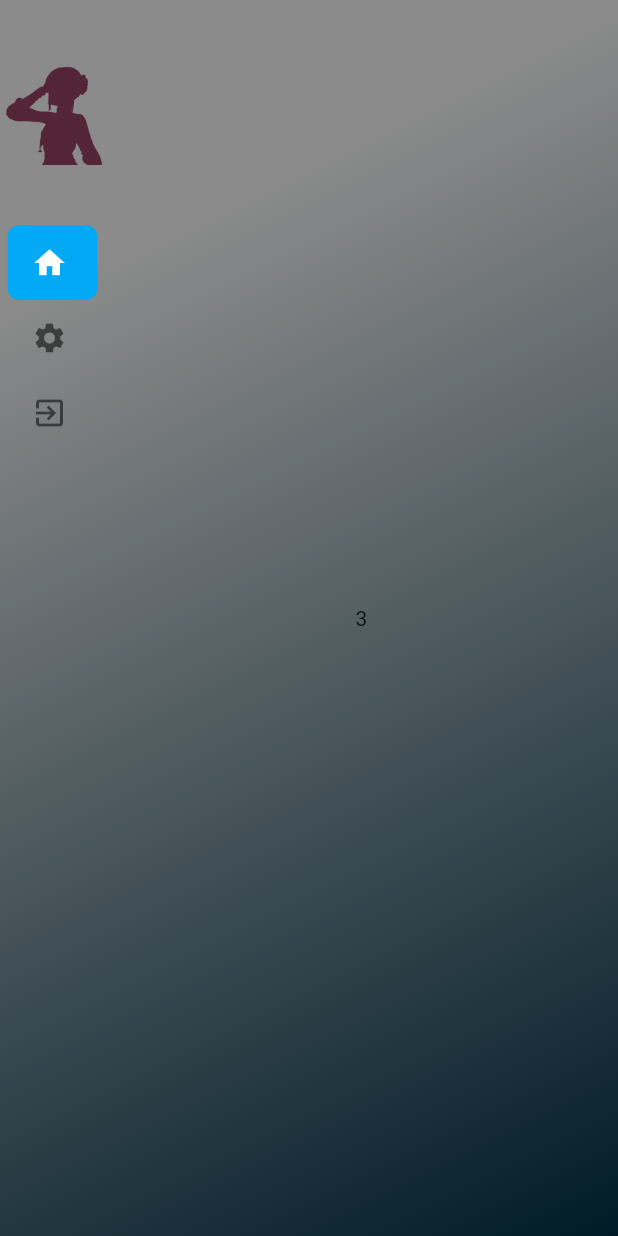
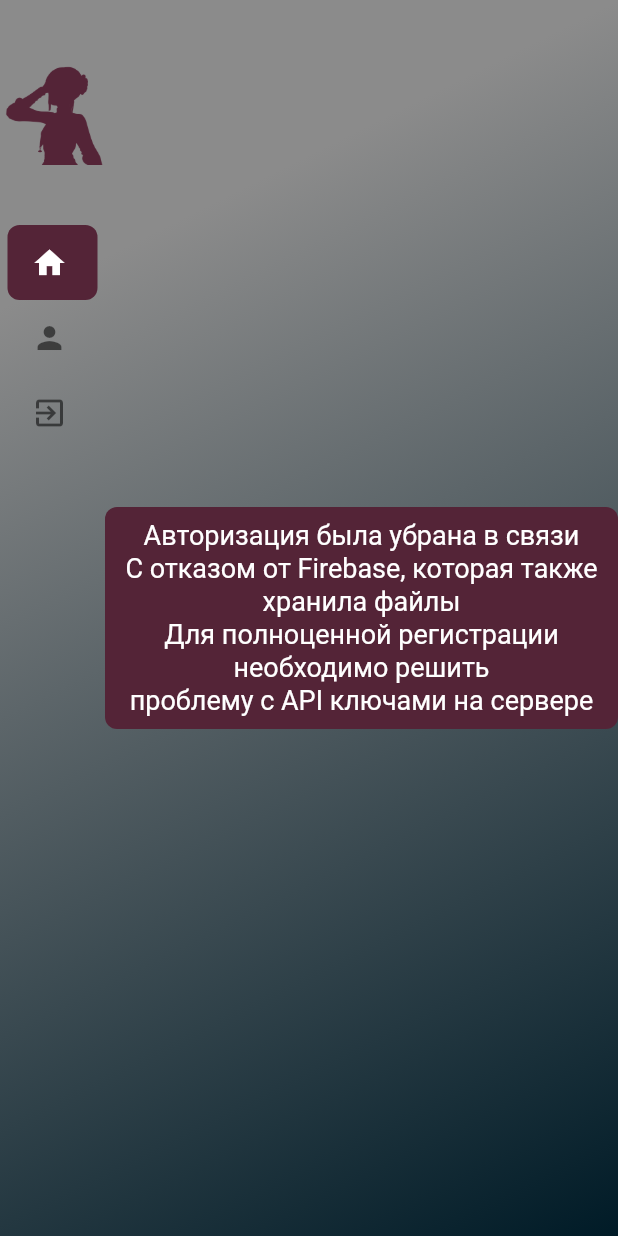
Before and after one commit to NEKO-Curator/interfaces_fedorov_nao, a Flutter app: the screen it shows after launch, swiped to page 3, on a phone screen of 412 x 824 dp. Run offline on Flutter 3.47's test engine with Material 2 defaults, Android fonts, the phone set to English and light mode, and no system bars; drawn by our look-alikes of easy_sidemenu; our stand-ins replace formz, image_picker; missing offline and left inert: dart:html; project files that could hold a hidden picture were left out.

Commit message:
fix: favicons, presentaion fix

```diff
--- a/lib/constants.dart
+++ b/lib/constants.dart
@@ -1,4 +1,4 @@
 class ApiConstants {
-  static String baseUrl = 'http://hentai.ninja';
+  static String baseUrl = 'http://195.140.146.196/api/v1';
   static String imageSearch = '/search';
 }
--- a/lib/presentation/pages/image_searcher/widgets/image_picker_web.dart
+++ b/lib/presentation/pages/image_searcher/widgets/image_picker_web.dart
@@ -10,6 +10,7 @@ import 'package:http/http.dart' as http;
 import 'package:flutter/material.dart';
 import 'package:interfaces_fedorov_coursework_nao/constants.dart';
 import 'package:interfaces_fedorov_coursework_nao/presentation/pages/image_searcher/widgets/links.dart';
+import 'package:interfaces_fedorov_coursework_nao/presentation/pages/main/widgets/presentation_constants.dart';
 
 class ImagePickerWebPage extends StatefulWidget {
   const ImagePickerWebPage({super.key});
@@ -82,7 +83,7 @@ class _ImagePickerWebPageState extends State<ImagePickerWebPage> {
                 height: 40,
                 width: 200,
                 child: MaterialButton(
-                  color: Colors.purple,
+                  color: buttonMainColor,
                   elevation: 8,
                   highlightElevation: 2,
                   shape: RoundedRectangleBorder(
@@ -107,7 +108,7 @@ class _ImagePickerWebPageState extends State<ImagePickerWebPage> {
                 height: 40,
                 width: 200,
                 child: MaterialButton(
-                  color: Colors.purple,
+                  color: buttonMainColor,
                   elevation: 8,
                   highlightElevation: 2,
                   shape: RoundedRectangleBorder(
--- /dev/null
+++ b/lib/presentation/pages/main/widgets/log_out_widget.dart
@@ -0,0 +1,35 @@
+import 'package:flutter/material.dart';
+import 'package:interfaces_fedorov_coursework_nao/presentation/pages/main/widgets/presentation_constants.dart';
+
+class LogoutPlaceholderWidget extends StatelessWidget {
+  const LogoutPlaceholderWidget({super.key});
+
+  @override
+  Widget build(BuildContext context) {
+    return Center(
+      child: Column(
+        mainAxisAlignment: MainAxisAlignment.center,
+        children: [
+          Container(
+            decoration: BoxDecoration(
+              color: buttonMainColor,
+              borderRadius: BorderRadius.circular(8),
+            ),
+            child: const Padding(
+              padding: EdgeInsets.all(8.0),
+              child: Text(
+                'Авторизация была убрана в связи\nС отказом от Firebase, которая также хранила файлы\nДля полноценной регистрации необходимо решить\nпроблему с API ключами на сервере',
+                textAlign: TextAlign.center,
+                style: TextStyle(
+                  color: Colors.white,
+                  fontSize: 18,
+                  height: 1.2,
+                ),
+              ),
+            ),
+          )
+        ],
+      ),
+    );
+  }
+}
--- a/lib/presentation/pages/main/widgets/main_side_menu.dart
+++ b/lib/presentation/pages/main/widgets/main_side_menu.dart
@@ -1,8 +1,11 @@
 import 'package:flutter/foundation.dart';
 import 'package:flutter/material.dart';
 import 'package:easy_sidemenu/easy_sidemenu.dart';
+import 'package:interfaces_fedorov_coursework_nao/presentation/pages/about/about.dart';
 import 'package:interfaces_fedorov_coursework_nao/presentation/pages/image_searcher/image_searcher_page.dart';
+import 'package:interfaces_fedorov_coursework_nao/presentation/pages/main/widgets/log_out_widget.dart';
 import 'package:interfaces_fedorov_coursework_nao/presentation/pages/main/widgets/main_gradient.dart';
+import 'package:interfaces_fedorov_coursework_nao/presentation/pages/main/widgets/presentation_constants.dart';
 import 'package:interfaces_fedorov_coursework_nao/presentation/pages/main/widgets/profile_image.dart';
 
 class MainSideMenuWidget extends StatefulWidget {
@@ -39,7 +42,7 @@ class _MainSideMenuWidgetState extends State<MainSideMenuWidget> {
                 decoration: const BoxDecoration(),
                 openSideMenuWidth: 220,
                 hoverColor: Colors.blue[100],
-                selectedColor: Colors.lightBlue,
+                selectedColor: buttonMainColor,
                 selectedIconColor: Colors.white,
                 unselectedIconColor: Colors.black54,
                 backgroundColor: Colors.grey,
@@ -69,8 +72,15 @@ class _MainSideMenuWidgetState extends State<MainSideMenuWidget> {
                   ),
                 ],
               ),
-              // Will show on bottom of SideMenu when displayMode was SideMenuDisplayMode.open
-              footer: const Text('demo'),
+              footer: const Padding(
+                padding: EdgeInsets.only(bottom: 20),
+                child: Text(
+                  'FEDOROV S.A.',
+                  style: TextStyle(
+                    color: Colors.white54,
+                  ),
+                ),
+              ),
               // Notify when display mode changed
               onDisplayModeChanged: (mode) {
                 if (kDebugMode) {
@@ -86,18 +96,14 @@ class _MainSideMenuWidgetState extends State<MainSideMenuWidget> {
                     sideMenu.changePage(index);
                   },
                   icon: const Icon(Icons.home),
-                  // badgeContent: Text(
-                  //   '3',
-                  //   style: TextStyle(color: Colors.white),
-                  // ),
                 ),
                 SideMenuItem(
                   priority: 1,
-                  title: 'Настройки',
+                  title: 'О нас',
                   onTap: (index, _) {
                     sideMenu.changePage(index);
                   },
-                  icon: const Icon(Icons.settings),
+                  icon: const Icon(Icons.person),
                 ),
                 SideMenuItem(
                   priority: 2,
@@ -117,10 +123,10 @@ class _MainSideMenuWidgetState extends State<MainSideMenuWidget> {
                     child: ImageSearcherWidget(),
                   ),
                   Center(
-                    child: Text('2'),
+                    child: AboutPage(),
                   ),
                   Center(
-                    child: Text('3'),
+                    child: LogoutPlaceholderWidget(),
                   ),
                 ],
               ),
--- a/lib/presentation/pages/main/widgets/presentation_constants.dart
+++ b/lib/presentation/pages/main/widgets/presentation_constants.dart
@@ -13,3 +13,4 @@ var drawerTextColor = const TextStyle(
   color: Color.fromARGB(255, 77, 76, 76),
 );
 var tilePadding = const EdgeInsets.only(left: 8.0, right: 8, top: 8);
+Color buttonMainColor = const Color(0xFF542437);
```
Also changed, not shown: lib/presentation/pages/about/about.dart (added, +35 -0 lines), 13 other files.
